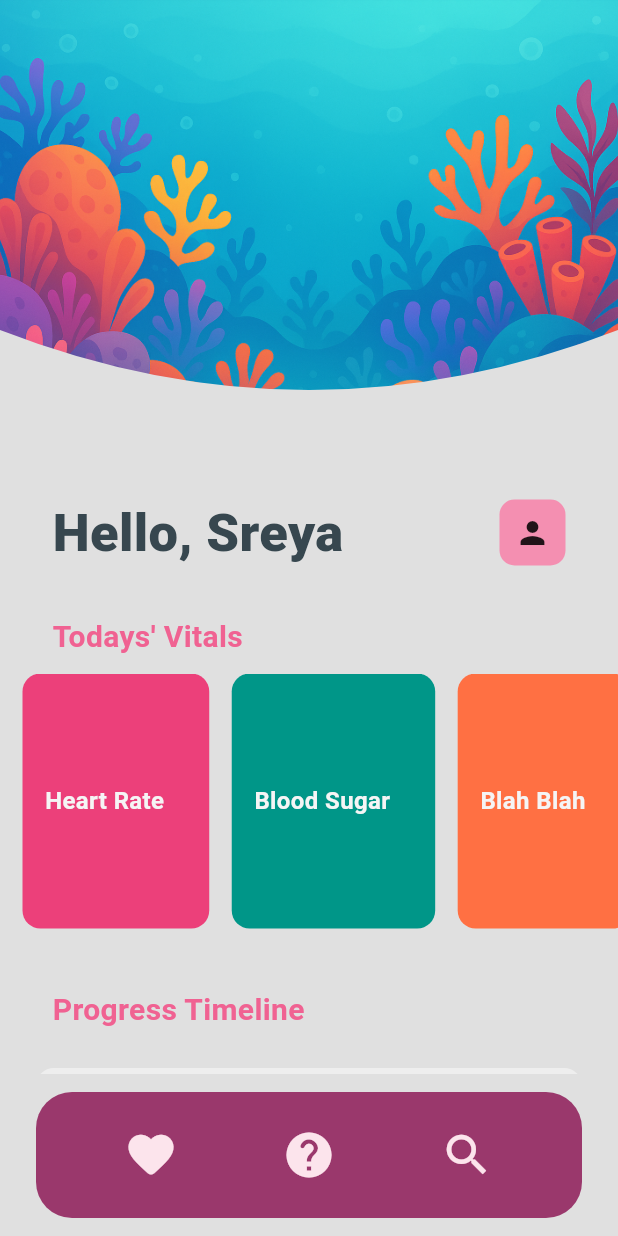
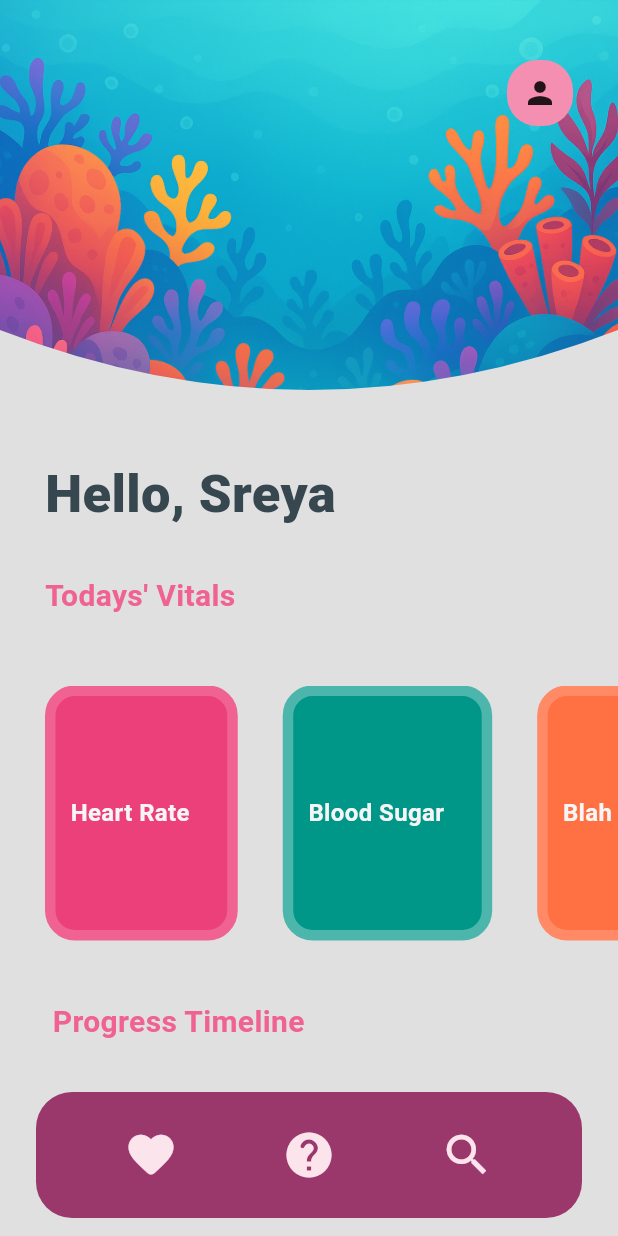
Before and after one commit to sreyasaju/heartSync, a Flutter app: the screen it shows after launch, on a phone screen of 412 x 824 dp. Run offline on Flutter 3.47's test engine with Material 3 defaults, Android fonts, the light colour scheme and no system bars; Roboto replaces fonts that are missing (BalooChettan2).

Commit message:
fix: dashboard cards

```diff
--- a/lib/pages/home_page.dart
+++ b/lib/pages/home_page.dart
@@ -36,11 +36,23 @@ class _HomePageState extends State<HomePage> {
                       fit: BoxFit.cover,
                     ),
                   ),
+                  Positioned(
+                    top: 40,
+                    right: 30,
+                    child: Container(
+                      padding: const EdgeInsets.all(10),
+                      decoration: BoxDecoration(
+                        color: Colors.pink[200],
+                        borderRadius: BorderRadius.circular(20),
+                      ),
+                      child: const Icon(Icons.person),
+                    ),
+                  ),
                 ],
               ),
               // app bar
               Padding(
-                padding: const EdgeInsets.symmetric(horizontal: 35.0, vertical: 30.0),
+                padding: const EdgeInsets.symmetric(horizontal: 30.0, vertical: 4.0),
                 child: Row(
                   mainAxisAlignment: MainAxisAlignment.spaceBetween,
                   children: [
@@ -58,21 +70,14 @@ class _HomePageState extends State<HomePage> {
                         ),
                       ],
                     ),
-                    Container(
-                      padding: const EdgeInsets.all(10),
-                      decoration: BoxDecoration(
-                        color: Colors.pink[200],
-                        borderRadius: BorderRadius.circular(10),
-                      ),
-                      child: const Icon(Icons.person),
-                    ),
+
                   ],
                 ),
               ),
 
             // Heading above cards
             Padding(
-              padding: const EdgeInsets.symmetric(horizontal: 35.0),
+              padding: const EdgeInsets.symmetric(horizontal: 30.0, vertical: 25.0),
               child: Align(
                 alignment: Alignment.centerLeft,
                 child: Text(
@@ -86,7 +91,7 @@ class _HomePageState extends State<HomePage> {
               ),
             ),
 
-            const SizedBox(height: 10),
+            const SizedBox(height: 20),
 
             // cards
             SizedBox(
@@ -97,19 +102,22 @@ class _HomePageState extends State<HomePage> {
                   MainCard(
                     cardName: 'Heart Rate',
                     cardColor: Colors.pink[400]!,
-
+                    borderColor: Colors.pink[300]!,
                   ),
                   MainCard(
                     cardName: 'Blood Sugar',
                     cardColor: Colors.teal[500]!,
+                    borderColor: Colors.teal[300]!,
                   ),
                   MainCard(
                     cardName: 'Blah Blah',
                     cardColor: Colors.deepOrange[400]!,
+                    borderColor: Colors.deepOrange[300]!,
                   ),
                   MainCard(
                     cardName: 'Blah Blah',
                     cardColor: Colors.lightBlue[500]!,
+                    borderColor: Colors.lightBlue[300]!
                   ),
                 ],
               ),
--- a/lib/utils/main_cards.dart
+++ b/lib/utils/main_cards.dart
@@ -3,10 +3,12 @@ import 'package:flutter/material.dart';
 class MainCard extends StatefulWidget {
   final String cardName;
   final cardColor;
+  final borderColor;
 
   const MainCard({
     required this.cardName,
     required this.cardColor,
+    required this.borderColor,
     super.key,
   });
 
@@ -19,11 +21,12 @@ class _MainCardState extends State<MainCard> {
   Widget build(BuildContext context) {
     return Container(
       height: 100,
-      padding: const EdgeInsets.only(left: 15.0),
+      padding: const EdgeInsets.only(left: 30.0),
       child: Container(
-        padding: const EdgeInsets.all(15),
+        padding: const EdgeInsets.all(10),
         decoration: BoxDecoration(
-          borderRadius: BorderRadius.circular(12),
+          borderRadius: BorderRadius.circular(20),
+          border: Border.all(width:7, color: widget.borderColor),
           color: widget.cardColor,
         ),
         child: Row(
```
